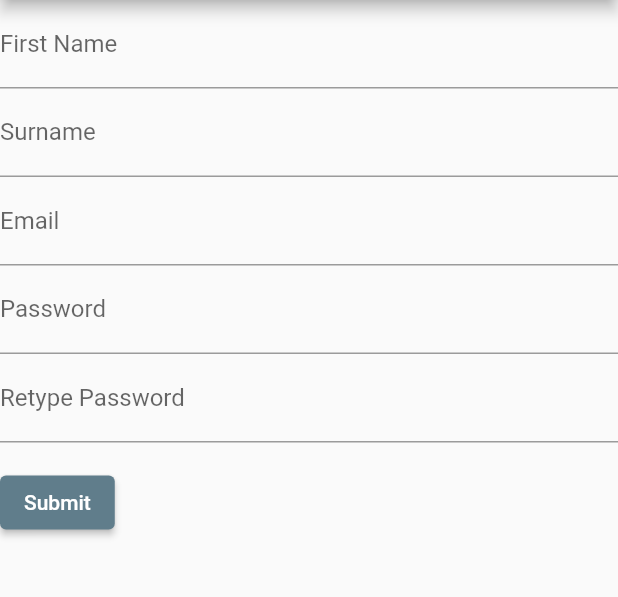
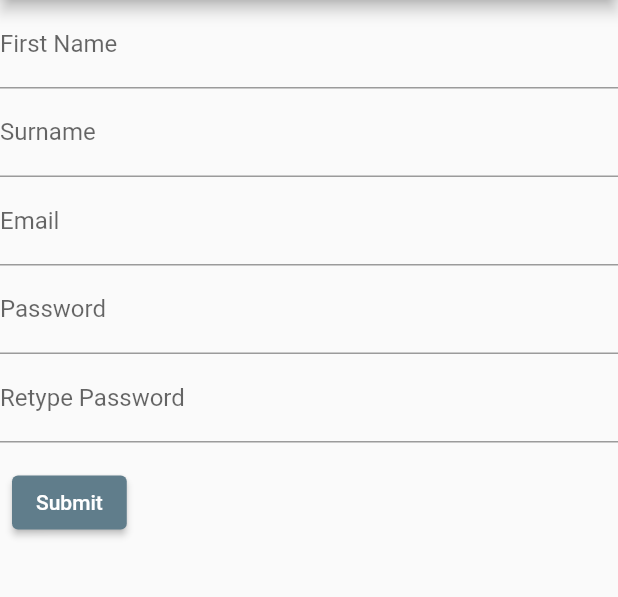
Before and after one commit to cpb-dev/flutter_form, a Flutter app: the screen it shows after launch, on a phone screen of 412 x 824 dp, the part 84-681 px from its top. Run offline on Flutter 3.47's test engine with Material 2 defaults, Android fonts, the phone set to English and light mode, and no system bars.

Commit message:
Extra padding

```diff
--- a/lib/main.dart
+++ b/lib/main.dart
@@ -144,7 +144,7 @@ class _MyHomePageState extends State<MyHomePage> {
               crossAxisAlignment: CrossAxisAlignment.center,
               children: [
                 Padding(
-                  padding: const EdgeInsets.symmetric(vertical: 16.0),
+                  padding: const EdgeInsets.symmetric(horizontal: 8, vertical: 16.0),
                   child: ElevatedButton(
                     onPressed: () {
                       // Validate returns true if the form is valid, or false otherwise.
```
